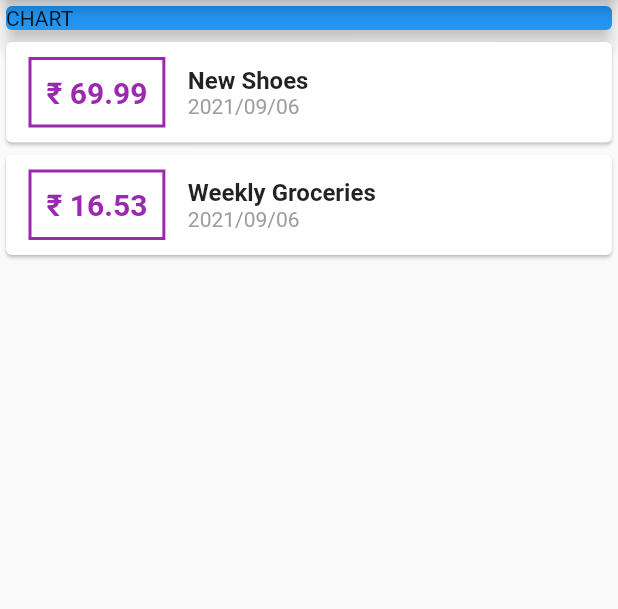
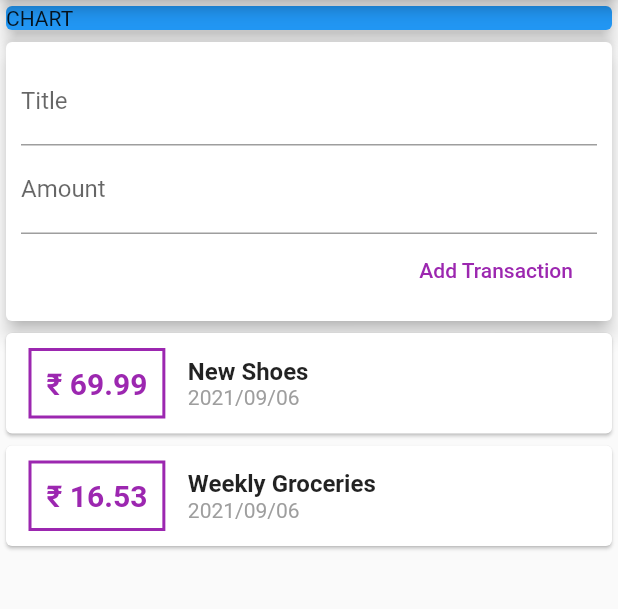
Before and after one commit to shinigamirex888/my_expenses, a Flutter app: the screen it shows after launch, on a phone screen of 412 x 824 dp, the part 84-693 px from its top. Run offline on Flutter 3.47's test engine with Material 2 defaults, Android fonts, the phone set to English and light mode, and no system bars.

Commit message:
Structuring and modularizing widjets

```diff
--- a/lib/main.dart
+++ b/lib/main.dart
@@ -1,6 +1,9 @@
-import './transaction.dart';
+
+
+import './widgets/user_transactions.dart';
 import 'package:flutter/material.dart';
-import 'package:intl/intl.dart';
+
+
 
 void main() => runApp(MyApp());
 
@@ -15,20 +18,13 @@ class MyApp extends StatelessWidget {
 }
 
 class MyHomePage extends StatelessWidget {
-  final List<Transaction> transactions = [
-    Transaction(
-      id: 't1',
-      title: 'New Shoes',
-      amount: 69.99,
-      date: DateTime.now(),
-    ),
-    Transaction(
-      id: 't2',
-      title: 'Weekly Groceries',
-      amount: 16.53,
-      date: DateTime.now(),
-    ),
-  ];
+
+
+  // String titleInput;
+  // String amountInput;
+  final titleController = TextEditingController();
+  final amountController = TextEditingController();
+
 
   @override
   Widget build(BuildContext context) {
@@ -37,6 +33,8 @@ class MyHomePage extends StatelessWidget {
         title: Text('My Expenses'),
       ),
       body: Column(
+        // mainAxisAlignment: MainAxisAlignment.start,
+        crossAxisAlignment: CrossAxisAlignment.stretch,
         children: <Widget>[
           Container(
             width: double.infinity,
@@ -46,54 +44,7 @@ class MyHomePage extends StatelessWidget {
               elevation: 5,
             ),
           ),
-          Column(
-            children: transactions.map((tx) {
-              return Card(
-                child: Row(
-                  children: <Widget>[
-                    Container(
-                      margin:
-                          EdgeInsets.symmetric(vertical: 10, horizontal: 15),
-                      decoration: BoxDecoration(
-                        border: Border.all(
-                          color: Colors.purple,
-                          width: 2,
-                        ),
-                      ),
-                      padding: EdgeInsets.all(10),
-                      child: Text(
-                        '₹ ${tx.amount}',//interpolation
-                        style: TextStyle(
-                          fontWeight: FontWeight.bold,
-                          fontSize: 20,
-                          color: Colors.purple,
-                        ),
-                      ),
-                    ),
-                    Column(
-                      crossAxisAlignment: CrossAxisAlignment.start,
-
-                      children: <Widget>[
-                        Text(tx.title,
-                            style: TextStyle(
-                              fontSize: 16,
-                              fontWeight: FontWeight.bold,
-                            ),
-                        ),
-                        Text(
-                            DateFormat('yyyy/MM/dd').format(tx.date),
-                            style: TextStyle(
-                              color: Colors.grey,
-
-                            ),
-                        ),
-                      ],
-                    ),
-                  ],
-                ),
-              );
-            }).toList(),
-          ),
+          UserTransactions(),
         ],
       ),
     );
--- /dev/null
+++ b/lib/widgets/new_transaction.dart
@@ -0,0 +1,50 @@
+import 'package:flutter/material.dart';
+
+class NewTransaction extends StatelessWidget {
+
+
+  final titleController = TextEditingController();
+  final amountController = TextEditingController();
+  final Function addTx;
+
+  NewTransaction(this.addTx);
+
+
+
+
+  @override
+  Widget build(BuildContext context) {
+    return Card(
+      elevation: 5,
+      child: Container(
+        padding: EdgeInsets.all(10),
+        child: Column(
+          crossAxisAlignment: CrossAxisAlignment.end,
+          children: <Widget>[
+            TextField(
+              decoration: InputDecoration(labelText: 'Title'),
+              // onChanged: (value) {
+              //   titleInput = value;
+              // },
+              controller: titleController,
+            ),
+            TextField(
+              decoration: InputDecoration(labelText: 'Amount'),
+              // onChanged: (value) {
+              //   amountInput = value;
+              //   },
+              controller: amountController,
+            ),
+            FlatButton(
+              child: Text('Add Transaction'),
+              textColor: Colors.purple,
+              onPressed: () {
+                addTx(titleController.text, double.parse(amountController.text));
+              },
+            ),
+          ],
+        ),
+      ),
+    );
+  }
+}
--- /dev/null
+++ b/lib/widgets/transaction_list.dart
@@ -0,0 +1,61 @@
+import '../models/transaction.dart';
+import 'package:flutter/material.dart';
+
+import 'package:intl/intl.dart';
+
+class TransactionList extends StatelessWidget {
+ final List<Transaction> transactions;
+
+  TransactionList(this.transactions);
+
+
+  @override
+  Widget build(BuildContext context) {
+    return Column(
+      children: transactions.map((tx) {
+        return Card(
+          child: Row(
+            children: <Widget>[
+              Container(
+                margin: EdgeInsets.symmetric(vertical: 10, horizontal: 15),
+                decoration: BoxDecoration(
+                  border: Border.all(
+                    color: Colors.purple,
+                    width: 2,
+                  ),
+                ),
+                padding: EdgeInsets.all(10),
+                child: Text(
+                  '₹ ${tx.amount}', //interpolation
+                  style: TextStyle(
+                    fontWeight: FontWeight.bold,
+                    fontSize: 20,
+                    color: Colors.purple,
+                  ),
+                ),
+              ),
+              Column(
+                crossAxisAlignment: CrossAxisAlignment.start,
+                children: <Widget>[
+                  Text(
+                    tx.title,
+                    style: TextStyle(
+                      fontSize: 16,
+                      fontWeight: FontWeight.bold,
+                    ),
+                  ),
+                  Text(
+                    DateFormat('yyyy/MM/dd').format(tx.date),
+                    style: TextStyle(
+                      color: Colors.grey,
+                    ),
+                  ),
+                ],
+              ),
+            ],
+          ),
+        );
+      }).toList(),
+    );
+  }
+}
--- /dev/null
+++ b/lib/widgets/user_transactions.dart
@@ -0,0 +1,50 @@
+import './new_transaction.dart';
+import './transaction_list.dart';
+import 'package:flutter/material.dart';
+import '../models/transaction.dart';
+
+class UserTransactions extends StatefulWidget {
+  @override
+  _UserTransactionsState createState() => _UserTransactionsState();
+}
+
+class _UserTransactionsState extends State<UserTransactions> {
+
+ final List<Transaction> _userTransactions = [
+    Transaction(
+      id: 't1',
+      title: 'New Shoes',
+      amount: 69.99,
+      date: DateTime.now(),
+    ),
+    Transaction(
+      id: 't2',
+      title: 'Weekly Groceries',
+      amount: 16.53,
+      date: DateTime.now(),
+    ),
+  ];
+
+  void _addNewTransaction(String txTitle, double txAmount) {
+    final newTx = Transaction(
+      title: txTitle,
+      amount: txAmount,
+      date: DateTime.now(),
+      id: DateTime.now().toString(),
+    );
+
+    setState(() {
+      _userTransactions.add(newTx);
+    });
+  }
+
+  @override
+  Widget build(BuildContext context) {
+    return Column(
+      children: <Widget>[
+        NewTransaction(_addNewTransaction),
+          TransactionList(_userTransactions),
+      ],
+    );
+  }
+}
```
Also changed, not shown: lib/models/transaction.dart (renamed from lib/transaction.dart).
